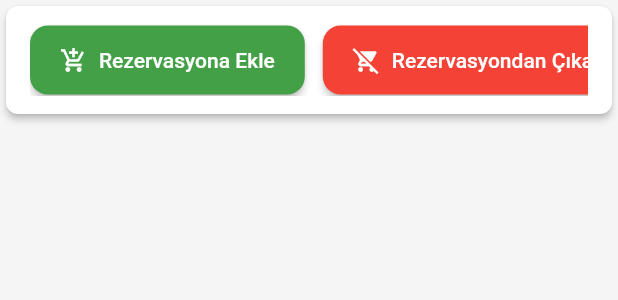
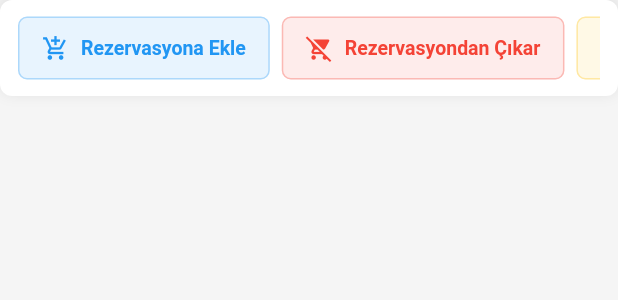
Before and after one commit to Muratkoktopcu/EngERP, a Flutter app: the ReservationActionButtons widget shown alone on an empty page, opened directly with empty values, on a phone screen of 412 x 824 dp. Shown: the top 300 px of the screen. Run offline on Flutter 3.47's test engine with Material 3 defaults, Android fonts, the phone set to English and light mode, and no system bars; our stand-ins replace go_router, pdf, permission_handler, printing, share_plus, supabase_flutter; missing offline and left inert: excel, mobile_scanner; accounts and stored records are empty.

Commit message:
Rezervasyon oluşturma sayfasındaki butonlar modern görünümüne kavuştu

```diff
--- a/lib/features/reservation/widgets/reservation_action_buttons.dart
+++ b/lib/features/reservation/widgets/reservation_action_buttons.dart
@@ -1,8 +1,9 @@
 // lib/features/reservation/widgets/reservation_action_buttons.dart
 
 import 'package:flutter/material.dart';
+import 'package:eng_erp/core/theme/theme.dart';
 
-/// Rezervasyon sayfası alt aksiyon butonları
+/// Rezervasyon sayfası alt aksiyon butonları - Modern tasarım
 class ReservationActionButtons extends StatelessWidget {
   final VoidCallback onAddToCart;
   final VoidCallback onRemoveFromCart;
@@ -21,93 +22,144 @@ class ReservationActionButtons extends StatelessWidget {
 
   @override
   Widget build(BuildContext context) {
-    return Card(
-      elevation: 2,
-      shape: RoundedRectangleBorder(borderRadius: BorderRadius.circular(8)),
-      child: Padding(
-        padding: const EdgeInsets.symmetric(horizontal: 16, vertical: 12),
+    return Container(
+      padding: const EdgeInsets.symmetric(
+        vertical: AppSpacing.sm,
+        horizontal: AppSpacing.md,
+      ),
+      decoration: BoxDecoration(
+        color: AppColors.white,
+        borderRadius: BorderRadius.circular(AppRadius.md),
+        boxShadow: [
+          BoxShadow(
+            color: AppColors.shadow.withOpacity(0.1),
+            blurRadius: 8,
+            offset: const Offset(0, -2),
+          ),
+        ],
+      ),
       child: SingleChildScrollView(
         scrollDirection: Axis.horizontal,
         child: Row(
-            mainAxisAlignment: MainAxisAlignment.start,
           children: [
             // Rezervasyona Ekle
-              ElevatedButton.icon(
+            _buildActionButton(
+              label: 'Rezervasyona Ekle',
+              icon: Icons.add_shopping_cart,
               onPressed: onAddToCart,
-                icon: const Icon(Icons.add_shopping_cart, size: 18),
-                label: const Text("Rezervasyona Ekle"),
-                style: ElevatedButton.styleFrom(
-                  backgroundColor: Colors.green.shade600,
-                  foregroundColor: Colors.white,
-                  padding: const EdgeInsets.symmetric(horizontal: 20, vertical: 14),
+              color: AppColors.primary,
             ),
+            const SizedBox(width: AppSpacing.sm),
+
+            // Rezervasyondan Çıkar
+            _buildActionButton(
+              label: 'Rezervasyondan Çıkar',
+              icon: Icons.remove_shopping_cart,
+              onPressed: onRemoveFromCart,
+              color: AppColors.error,
+            ),
+            const SizedBox(width: AppSpacing.sm),
+
+            // Boyutları Güncelle
+            _buildActionButton(
+              label: 'Boyutları Güncelle',
+              icon: Icons.straighten,
+              onPressed: onUpdateDimensions,
+              color: AppColors.warning,
             ),
 
-              const SizedBox(width: 12),
-
-              // Rezervasyondan Çıkar
-              ElevatedButton.icon(
-                onPressed: onRemoveFromCart,
-                icon: const Icon(Icons.remove_shopping_cart, size: 18),
-                label: const Text("Rezervasyondan Çıkar"),
-                style: ElevatedButton.styleFrom(
-                  backgroundColor: Colors.red.shade500,
-                  foregroundColor: Colors.white,
-                  padding: const EdgeInsets.symmetric(horizontal: 20, vertical: 14),
-                ),
-              ),
-
-              const SizedBox(width: 12),
-
-              // Boyutları Güncelle
-              ElevatedButton.icon(
-                onPressed: onUpdateDimensions,
-                icon: const Icon(Icons.straighten, size: 18),
-                label: const Text("Boyutları Güncelle"),
-                style: ElevatedButton.styleFrom(
-                  backgroundColor: Colors.orange.shade600,
-                  foregroundColor: Colors.white,
-                  padding: const EdgeInsets.symmetric(horizontal: 20, vertical: 14),
-                ),
-              ),
-
-              const SizedBox(width: 24),
+            const SizedBox(width: AppSpacing.md),
 
             // Divider
             Container(
               width: 1,
-                height: 36,
-                color: Colors.grey.shade300,
+              height: 32,
+              color: AppColors.border,
             ),
 
-              const SizedBox(width: 24),
+            const SizedBox(width: AppSpacing.md),
 
-              // Rezervasyon Oluştur
-              ElevatedButton.icon(
+            // Rezervasyon Oluştur - Yeşil (Success)
+            _buildPrimaryButton(
+              label: isCreating ? 'Oluşturuluyor...' : 'Rezervasyon Oluştur',
+              icon: Icons.check_circle,
               onPressed: isCreating ? null : onCreateReservation,
-                icon: isCreating
-                    ? const SizedBox(
+              isLoading: isCreating,
+              color: AppColors.success,
+            ),
+          ],
+        ),
+      ),
+    );
+  }
+
+  Widget _buildActionButton({
+    required String label,
+    required IconData icon,
+    required VoidCallback? onPressed,
+    required Color color,
+  }) {
+    return ElevatedButton.icon(
+      onPressed: onPressed,
+      style: ElevatedButton.styleFrom(
+        backgroundColor: color.withOpacity(0.1),
+        foregroundColor: color,
+        elevation: 0,
+        padding: const EdgeInsets.symmetric(horizontal: 16, vertical: 12),
+        shape: RoundedRectangleBorder(
+          borderRadius: BorderRadius.circular(AppRadius.sm),
+          side: BorderSide(color: color.withOpacity(0.3)),
+        ),
+        disabledBackgroundColor: AppColors.grey200,
+        disabledForegroundColor: AppColors.textDisabled,
+      ),
+      icon: Icon(icon, size: 18),
+      label: Text(
+        label,
+        style: const TextStyle(
+          fontWeight: FontWeight.w600,
+          fontSize: 13,
+        ),
+      ),
+    );
+  }
+
+  Widget _buildPrimaryButton({
+    required String label,
+    required IconData icon,
+    required VoidCallback? onPressed,
+    bool isLoading = false,
+    Color color = AppColors.primary,
+  }) {
+    return ElevatedButton.icon(
+      onPressed: onPressed,
+      style: ElevatedButton.styleFrom(
+        backgroundColor: color.withOpacity(0.1),
+        foregroundColor: color,
+        elevation: 0,
+        padding: const EdgeInsets.symmetric(horizontal: 24, vertical: 14),
+        shape: RoundedRectangleBorder(
+          borderRadius: BorderRadius.circular(AppRadius.sm),
+          side: BorderSide(color: color.withOpacity(0.3)),
+        ),
+        disabledBackgroundColor: AppColors.grey200,
+        disabledForegroundColor: AppColors.textDisabled,
+      ),
+      icon: isLoading
+          ? SizedBox(
               width: 18,
               height: 18,
               child: CircularProgressIndicator(
                 strokeWidth: 2,
-                          color: Colors.white,
+                color: color,
               ),
             )
-                    : const Icon(Icons.save, size: 18),
-                label: Text(isCreating ? "Oluşturuluyor..." : "Rezervasyon Oluştur"),
-                style: ElevatedButton.styleFrom(
-                  backgroundColor: Colors.blue.shade700,
-                  foregroundColor: Colors.white,
-                  padding: const EdgeInsets.symmetric(horizontal: 28, vertical: 14),
-                  textStyle: const TextStyle(
+          : Icon(icon, size: 18),
+      label: Text(
+        label,
+        style: const TextStyle(
           fontWeight: FontWeight.bold,
-                    fontSize: 15,
-                  ),
-                ),
-              ),
-            ],
-          ),
+          fontSize: 14,
         ),
       ),
     );
```
Also changed, not shown: lib/features/reservation/widgets/reservation_filter_panel.dart (+66 -33 lines). Lines whose indentation alone changed are shown as unchanged.
